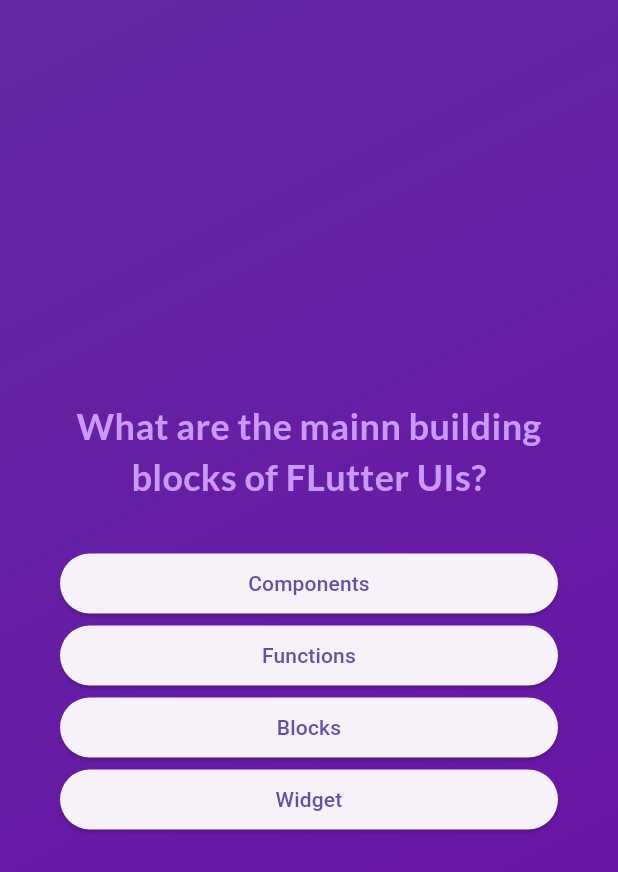
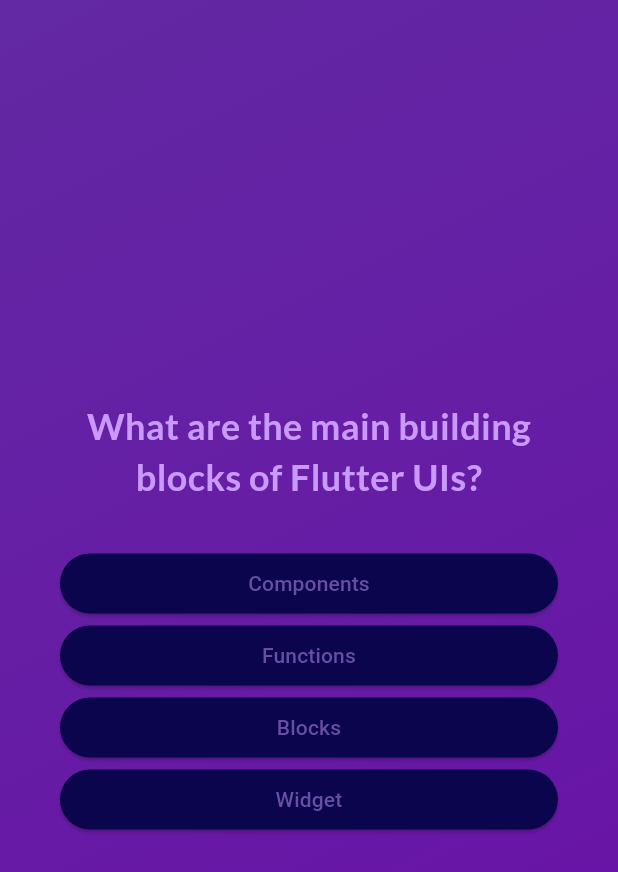
Before and after one commit to shabzzy/dice_roller, a Flutter app: the screen it shows after launch, after a tap on "Start Quiz", on a phone screen of 412 x 824 dp. Shown: the top 872 px of the screen. Run offline on Flutter 3.47's test engine with Material 3 defaults, Android fonts, the phone set to English and light mode, and no system bars; our stand-ins replace google_fonts.

Commit message:
second commit

```diff
--- a/Desktop/flutter_projects/adv_basics2/lib/answer_button.dart
+++ b/Desktop/flutter_projects/adv_basics2/lib/answer_button.dart
@@ -10,6 +10,7 @@
       style: ElevatedButton.styleFrom(
         shape: RoundedRectangleBorder(borderRadius: BorderRadius.circular(40)),
         padding: const EdgeInsets.symmetric(vertical: 10, horizontal: 40),
+        backgroundColor: const Color.fromARGB(255, 11, 5, 77),
       ),
       onPressed: ontap,
       child: Text(answerText, textAlign: TextAlign.center),
--- a/Desktop/flutter_projects/adv_basics2/lib/data/question.dart
+++ b/Desktop/flutter_projects/adv_basics2/lib/data/question.dart
@@ -1,7 +1,7 @@
 import 'package:adv_basics2/models/quiz_questions.dart';
 
 const questions = [
-  QuizQuestion('What are the mainn building blocks of FLutter UIs?', [
+  QuizQuestion('What are the main building blocks of Flutter UIs?', [
     'Widget',
     'Components',
     'Blocks',
```
